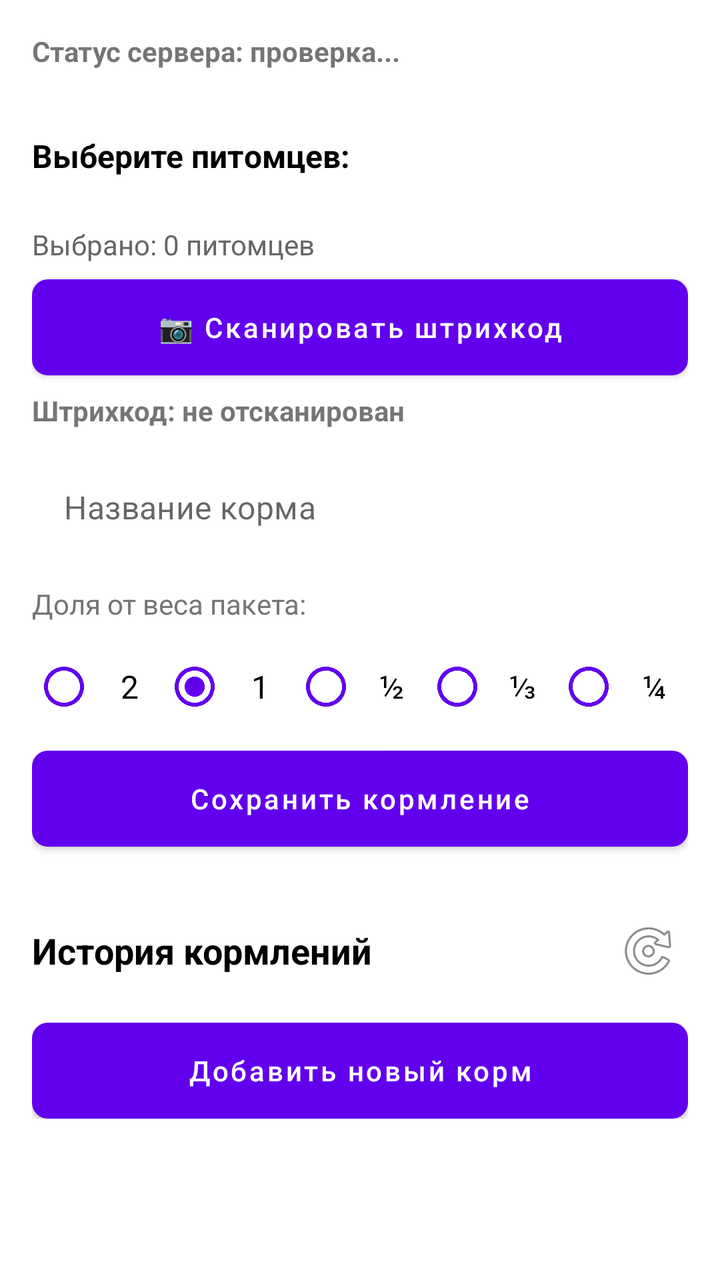
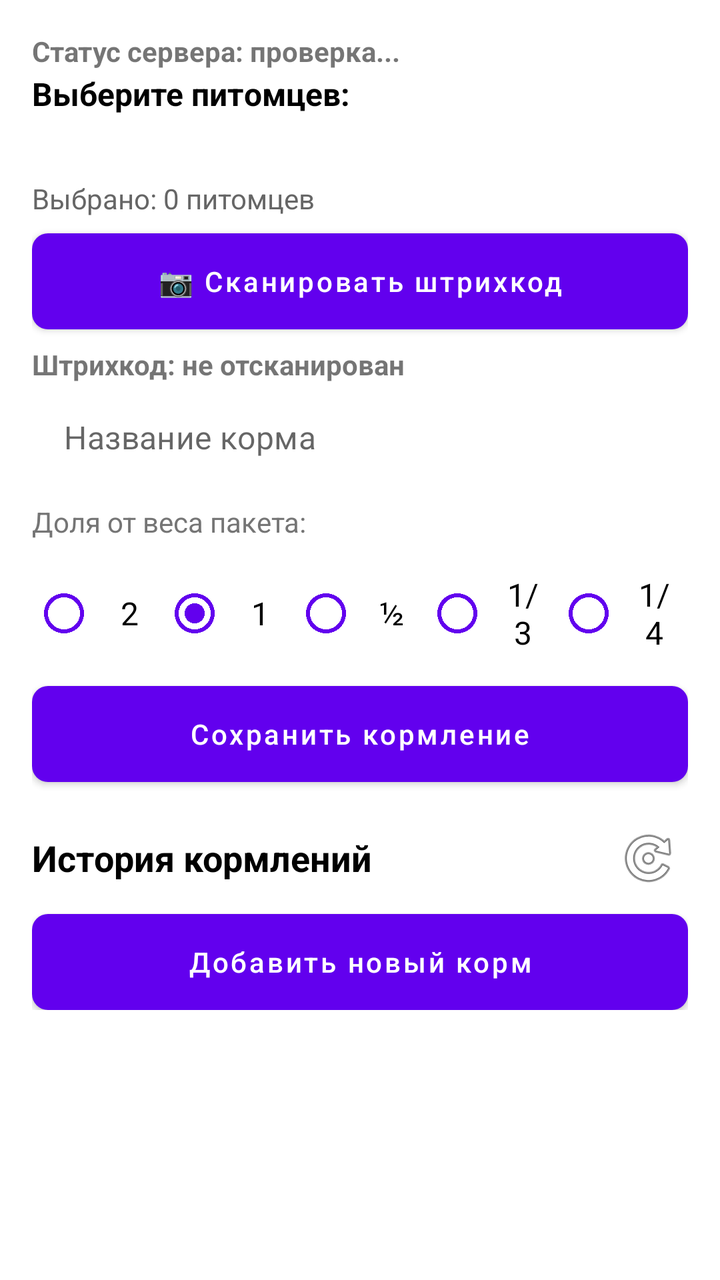

An Android layout rendered at two revisions. The XML below is the earlier revision; the diff shows what the commit changed to produce the second picture.
<!-- AndroidManifest.xml: application theme Theme.CatFeeder -->
<!-- res/layout/activity_main.xml -->
<?xml version="1.0" encoding="utf-8"?>
<ScrollView xmlns:android="http://schemas.android.com/apk/res/android"
    android:layout_width="match_parent"
    android:layout_height="match_parent"
    android:padding="16dp">

    <LinearLayout
        android:layout_width="match_parent"
        android:layout_height="wrap_content"
        android:orientation="vertical">

        
        <TextView
            android:id="@+id/tv_server_status"
            android:layout_width="match_parent"
            android:layout_height="wrap_content"
            android:layout_marginBottom="16dp"
            android:text="Статус сервера: проверка..."
            android:textStyle="bold" />

        
        
        <TextView
            android:layout_width="match_parent"
            android:layout_height="wrap_content"
            android:text="Выберите питомцев:"
            android:textSize="16sp"
            android:textStyle="bold"
            android:textColor="#FF000000"
            android:layout_marginTop="16dp"
            android:layout_marginBottom="8dp" />

        <HorizontalScrollView
            android:layout_width="match_parent"
            android:layout_height="wrap_content"
            android:scrollbars="none">

            <LinearLayout
                android:id="@+id/llPetsContainer"
                android:layout_width="wrap_content"
                android:layout_height="wrap_content"
                android:orientation="horizontal"
                android:padding="4dp" />
        </HorizontalScrollView>

        <TextView
            android:id="@+id/tvSelectedCount"
            android:layout_width="match_parent"
            android:layout_height="wrap_content"
            android:text="Выбрано: 0 питомцев"
            android:textSize="14sp"
            android:textColor="#FF666666"
            android:layout_marginTop="8dp"
            android:layout_marginBottom="8dp" />

        <Button
            android:id="@+id/btn_scan"
            android:layout_width="match_parent"
            android:layout_height="wrap_content"
            android:text="📷 Сканировать штрихкод"
            android:layout_marginBottom="8dp"/>

        <TextView
            android:id="@+id/tv_barcode"
            android:layout_width="match_parent"
            android:layout_height="wrap_content"
            android:text="Штрихкод: не отсканирован"
            android:layout_marginBottom="16dp"
            android:textStyle="bold"/>

        
        <EditText
            android:id="@+id/et_food_name"
            android:layout_width="match_parent"
            android:layout_height="wrap_content"
            android:layout_marginBottom="8dp"
            android:hint="Название корма"
            android:inputType="text"
            android:minHeight="36dp" />

        
        
        <TextView
            android:layout_width="match_parent"
            android:layout_height="wrap_content"
            android:text="Доля от веса пакета:"
            android:textSize="14sp"
            android:textColor="@color/text_secondary"
            android:layout_marginTop="8dp"
            android:layout_marginBottom="8dp"/>

        <RadioGroup
            android:id="@+id/rgPortion"
            android:layout_width="match_parent"
            android:layout_height="wrap_content"
            android:orientation="horizontal"
            android:gravity="center"
            android:layout_marginBottom="8dp">

            <RadioButton
                android:id="@+id/rbPortion2"
                android:layout_width="0dp"
                android:layout_height="wrap_content"
                android:layout_weight="1"
                android:text="2"
                android:textSize="16sp"
                android:buttonTint="@color/purple_500"
                android:padding="8dp"
                android:gravity="center"/>

            <RadioButton
                android:id="@+id/rbPortion1"
                android:layout_width="0dp"
                android:layout_height="wrap_content"
                android:layout_weight="1"
                android:text="1"
                android:textSize="16sp"
                android:buttonTint="@color/purple_500"
                android:padding="8dp"
                android:gravity="center"
                android:checked="true"/>

            <RadioButton
                android:id="@+id/rbPortionHalf"
                android:layout_width="0dp"
                android:layout_height="wrap_content"
                android:layout_weight="1"
                android:text="½"
                android:textSize="16sp"
                android:buttonTint="@color/purple_500"
                android:padding="8dp"
                android:gravity="center"/>

            <RadioButton
                android:id="@+id/rbPortionThird"
                android:layout_width="0dp"
                android:layout_height="wrap_content"
                android:layout_weight="1"
                android:text="⅓"
                android:textSize="16sp"
                android:buttonTint="@color/purple_500"
                android:padding="8dp"
                android:gravity="center"/>

            <RadioButton
                android:id="@+id/rbPortionQuarter"
                android:layout_width="0dp"
                android:layout_height="wrap_content"
                android:layout_weight="1"
                android:text="¼"
                android:textSize="16sp"
                android:buttonTint="@color/purple_500"
                android:padding="8dp"
                android:gravity="center"/>

        </RadioGroup>

        
        <LinearLayout
            android:layout_width="match_parent"
            android:layout_height="wrap_content"
            android:orientation="horizontal"
            android:gravity="center_vertical"
            android:layout_marginBottom="16dp"
            android:background="@color/light_gray_bg"
            android:padding="12dp"
            android:visibility="gone"
            android:id="@+id/llCalculatedWeight">

            <TextView
                android:layout_width="wrap_content"
                android:layout_height="wrap_content"
                android:text="Вес порции: "
                android:textSize="16sp"
                android:textColor="@color/text_primary"/>

            <TextView
                android:id="@+id/tvCalculatedWeight"
                android:layout_width="wrap_content"
                android:layout_height="wrap_content"
                android:text="0 г"
                android:textSize="18sp"
                android:textStyle="bold"
                android:textColor="@color/purple_500"
                android:layout_marginStart="8dp"/>

            <TextView
                android:id="@+id/tvPerPet"
                android:layout_width="wrap_content"
                android:layout_height="wrap_content"
                android:text=""
                android:textSize="14sp"
                android:textColor="@color/text_secondary"
                android:layout_marginStart="16dp"/>

        </LinearLayout>

        
        <Button
            android:id="@+id/btn_save"
            android:layout_width="match_parent"
            android:layout_height="wrap_content"
            android:text="Сохранить кормление"
            android:layout_marginBottom="16dp"/>

        
        <ProgressBar
            android:id="@+id/progressBar"
            android:layout_width="wrap_content"
            android:layout_height="wrap_content"
            android:layout_gravity="center"
            android:visibility="gone"
            android:layout_marginBottom="16dp"/>

        
        <LinearLayout
            android:layout_width="match_parent"
            android:layout_height="wrap_content"
            android:orientation="horizontal"
            android:gravity="center_vertical"
            android:layout_marginTop="16dp">

            <TextView
                android:layout_width="0dp"
                android:layout_height="wrap_content"
                android:layout_weight="1"
                android:text="История кормлений"
                android:textSize="18sp"
                android:textStyle="bold"
                android:textColor="#FF000000" />

            <ImageButton
                android:id="@+id/btn_refresh_history"
                android:layout_width="40dp"
                android:layout_height="40dp"
                android:src="@android:drawable/ic_menu_rotate"
                android:background="?attr/selectableItemBackgroundBorderless"
                android:contentDescription="Обновить"
                android:tooltipText="Обновить историю"/>
        </LinearLayout>


        

        <androidx.recyclerview.widget.RecyclerView
            android:id="@+id/rv_history"
            android:layout_width="match_parent"
            android:layout_height="wrap_content"
            android:background="@android:color/transparent" />

        <TextView
            android:id="@+id/tv_empty_state"
            android:layout_width="match_parent"
            android:layout_height="wrap_content"
            android:layout_marginTop="32dp"
            android:padding="32dp"
            android:gravity="center"
            android:text="Нет данных для отображения"
            android:textSize="16sp"
            android:textColor="@color/text_secondary"
            android:visibility="gone"/>
        <Button
            android:id="@+id/btn_AddFood"
            android:layout_width="match_parent"
            android:layout_height="wrap_content"
            android:text="Добавить новый корм"
            android:layout_marginTop="16dp" />

    </LinearLayout>
</ScrollView>
<!-- resources referenced by this layout -->
<resources>
  <color name="light_gray_bg">#F5F5F5</color>
  <color name="purple_500">#FF6200EE</color>
  <color name="text_primary">#212121</color>
  <color name="text_secondary">#757575</color>
  <style name="Theme.CatFeeder" parent="Theme.MaterialComponents.DayNight.DarkActionBar">
          
          <item name="colorPrimary">@color/purple_500</item>
          <item name="colorPrimaryVariant">@color/purple_700</item>
          <item name="colorOnPrimary">@color/white</item>
  
          
          <item name="colorSecondary">@color/teal_200</item>
          <item name="colorSecondaryVariant">@color/teal_700</item>
          <item name="colorOnSecondary">@color/black</item>
  
          
          <item name="android:statusBarColor" tools:targetApi="l">?attr/colorPrimaryVariant</item>
  
          
          <item name="android:windowLightStatusBar" tools:targetApi="m">true</item>
          <item name="android:windowLightNavigationBar" tools:targetApi="o_mr1">true</item>
  
          
          <item name="actionBarSize">56dp</item>
          <item name="actionBarStyle">@style/Widget.CatFeeder.ActionBar</item>
  
          
          <item name="editTextStyle">@style/Widget.CatFeeder.EditText</item>
  
          
          <item name="materialButtonStyle">@style/Widget.CatFeeder.Button</item>
      </style>
  <color name="purple_700">#FF3700B3</color>
  <color name="white">#FFFFFFFF</color>
  <color name="teal_200">#FF03DAC5</color>
  <color name="teal_700">#FF018786</color>
  <color name="black">#FF000000</color>
  <style name="Widget.CatFeeder.ActionBar" parent="Widget.MaterialComponents.ActionBar.Solid">
          <item name="background">@color/purple_500</item>
          <item name="titleTextColor">@color/white</item>
          <item name="subtitleTextColor">@color/white</item>
      </style>
  <style name="Widget.CatFeeder.EditText" parent="Widget.MaterialComponents.TextInputEditText.OutlinedBox">
          <item name="boxStrokeColor">@color/purple_200</item>
          <item name="android:padding">12dp</item>
          <item name="android:textSize">16sp</item>
      </style>
  <style name="Widget.CatFeeder.Button" parent="Widget.MaterialComponents.Button">
          <item name="android:minHeight">48dp</item>
          <item name="android:insetTop">0dp</item>
          <item name="android:insetBottom">0dp</item>
          <item name="cornerRadius">8dp</item>
          <item name="android:textAllCaps">false</item>
      </style>
  <color name="purple_200">#FFBB86FC</color>
</resources>

<!-- the commit's change to res/layout/activity_main.xml (unified diff, before → after) -->
@@ -14,21 +14,22 @@
             android:id="@+id/tv_server_status"
             android:layout_width="match_parent"
             android:layout_height="wrap_content"
-            android:layout_marginBottom="16dp"
+            android:layout_marginBottom="0dp"
             android:text="Статус сервера: проверка..."
             android:textStyle="bold" />
 
         
         
-        <TextView
-            android:layout_width="match_parent"
-            android:layout_height="wrap_content"
+
+        <TextView
+            android:layout_width="match_parent"
+            android:layout_height="wrap_content"
+            android:layout_marginTop="1dp"
+            android:layout_marginBottom="16dp"
             android:text="Выберите питомцев:"
+            android:textColor="#FF000000"
             android:textSize="16sp"
-            android:textStyle="bold"
-            android:textColor="#FF000000"
-            android:layout_marginTop="16dp"
-            android:layout_marginBottom="8dp" />
+            android:textStyle="bold" />
 
         <HorizontalScrollView
             android:layout_width="match_parent"
@@ -65,7 +66,7 @@
             android:layout_width="match_parent"
             android:layout_height="wrap_content"
             android:text="Штрихкод: не отсканирован"
-            android:layout_marginBottom="16dp"
+            android:layout_marginBottom="4dp"
             android:textStyle="bold"/>
 
         
@@ -73,7 +74,7 @@
             android:id="@+id/et_food_name"
             android:layout_width="match_parent"
             android:layout_height="wrap_content"
-            android:layout_marginBottom="8dp"
+            android:layout_marginBottom="2dp"
             android:hint="Название корма"
             android:inputType="text"
             android:minHeight="36dp" />
@@ -130,32 +131,32 @@
                 android:buttonTint="@color/purple_500"
                 android:padding="8dp"
                 android:gravity="center"/>
-
-            <RadioButton
-                android:id="@+id/rbPortionThird"
-                android:layout_width="0dp"
-                android:layout_height="wrap_content"
-                android:layout_weight="1"
-                android:text="⅓"
-                android:textSize="16sp"
-                android:buttonTint="@color/purple_500"
-                android:padding="8dp"
-                android:gravity="center"/>
-
-            <RadioButton
-                android:id="@+id/rbPortionQuarter"
-                android:layout_width="0dp"
-                android:layout_height="wrap_content"
-                android:layout_weight="1"
-                android:text="¼"
-                android:textSize="16sp"
-                android:buttonTint="@color/purple_500"
-                android:padding="8dp"
-                android:gravity="center"/>
-
-        </RadioGroup>
-
-        
+        
+          <RadioButton
+              android:id="@+id/rbPortionThird"
+              android:layout_width="0dp"
+              android:layout_height="wrap_content"
+              android:layout_weight="1"
+              android:text="1/3"
+              android:textSize="16sp"
+              android:buttonTint="@color/purple_500"
+              android:padding="8dp"
+              android:gravity="center"/>
+            
+          <RadioButton
+              android:id="@+id/rbPortionQuarter"
+              android:layout_width="0dp"
+              android:layout_height="wrap_content"
+              android:layout_weight="1"
+              android:text="1/4"
+              android:textSize="16sp"
+              android:buttonTint="@color/purple_500"
+              android:padding="8dp"
+              android:gravity="center"/>
+
+      </RadioGroup>
+
+      
         <LinearLayout
             android:layout_width="match_parent"
             android:layout_height="wrap_content"
@@ -216,27 +217,27 @@
         <LinearLayout
             android:layout_width="match_parent"
             android:layout_height="wrap_content"
-            android:orientation="horizontal"
+            android:layout_marginTop="2dp"
             android:gravity="center_vertical"
-            android:layout_marginTop="16dp">
+            android:orientation="horizontal">
 
             <TextView
                 android:layout_width="0dp"
                 android:layout_height="wrap_content"
                 android:layout_weight="1"
                 android:text="История кормлений"
+                android:textColor="#FF000000"
                 android:textSize="18sp"
-                android:textStyle="bold"
-                android:textColor="#FF000000" />
+                android:textStyle="bold" />
 
             <ImageButton
                 android:id="@+id/btn_refresh_history"
                 android:layout_width="40dp"
                 android:layout_height="40dp"
-                android:src="@android:drawable/ic_menu_rotate"
                 android:background="?attr/selectableItemBackgroundBorderless"
                 android:contentDescription="Обновить"
-                android:tooltipText="Обновить историю"/>
+                android:src="@android:drawable/ic_menu_rotate"
+                android:tooltipText="Обновить историю" />
         </LinearLayout>
 
 
@@ -245,7 +246,7 @@
         <androidx.recyclerview.widget.RecyclerView
             android:id="@+id/rv_history"
             android:layout_width="match_parent"
-            android:layout_height="wrap_content"
+            android:layout_height="match_parent"
             android:background="@android:color/transparent" />
 
         <TextView
@@ -264,7 +265,7 @@
             android:layout_width="match_parent"
             android:layout_height="wrap_content"
             android:text="Добавить новый корм"
-            android:layout_marginTop="16dp" />
+            android:layout_marginTop="8dp" />
 
     </LinearLayout>
 </ScrollView>
